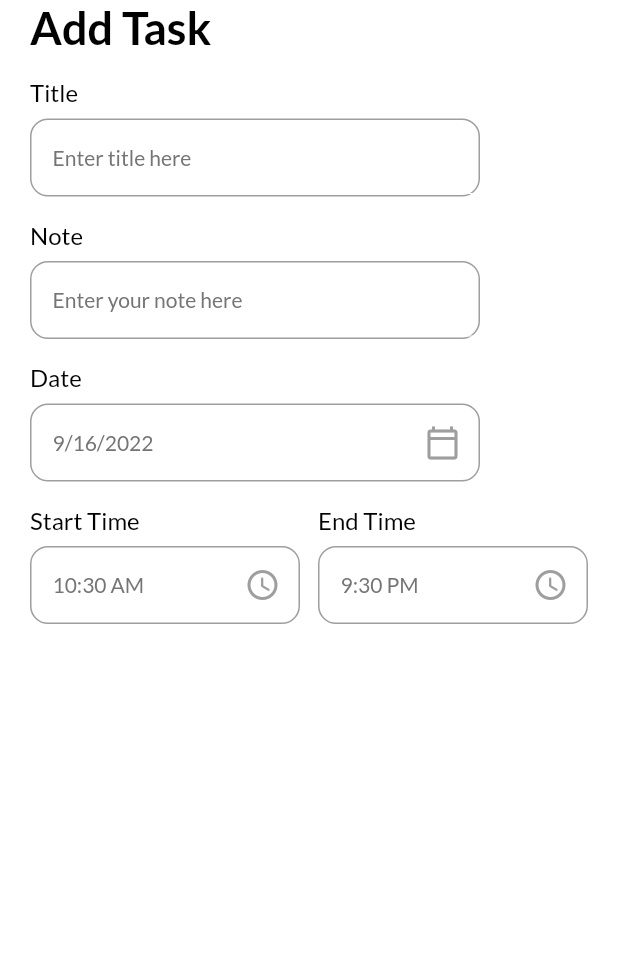
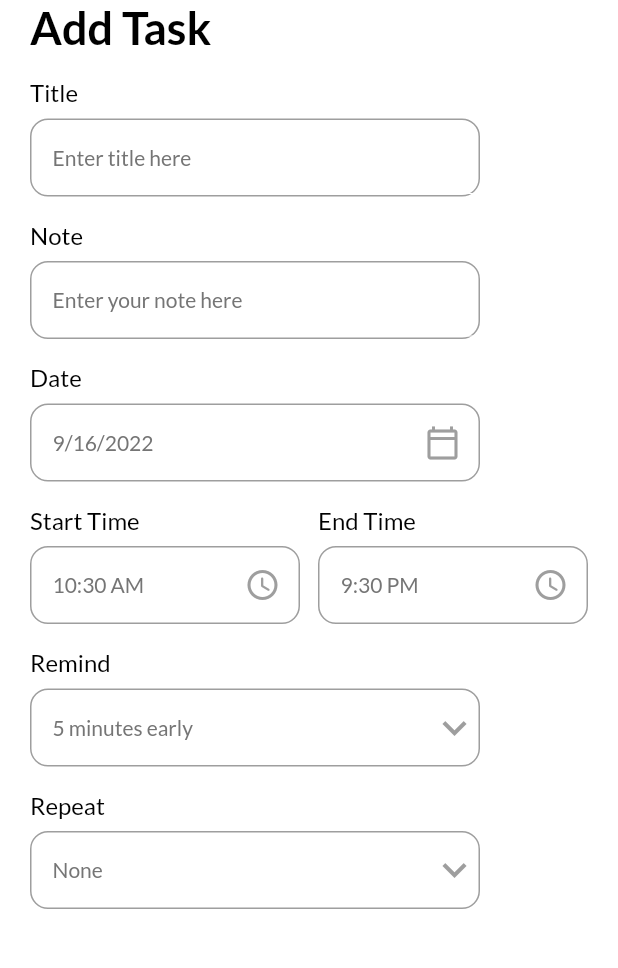
Before and after one commit to Den-JavaAndroid/TaskManager, a Flutter app: the AddTaskPage screen opened directly, on a phone screen of 412 x 824 dp, the part 84-1052 px from its top. Run offline on Flutter 3.47's test engine with Material 2 defaults, Android fonts, the phone set to English and light mode, and no system bars; our stand-ins replace date_picker_timeline, flutter_local_notifications, get, get_storage, google_fonts, timezone; accounts and stored records are empty.

Commit message:
add DropdownButtons for list options

```diff
--- a/lib/ui/add_task_bar.dart
+++ b/lib/ui/add_task_bar.dart
@@ -1,4 +1,3 @@
-import 'package:flutter/cupertino.dart';
 import 'package:flutter/material.dart';
 import 'package:get/get.dart';
 import 'package:intl/intl.dart';
@@ -16,6 +15,10 @@ class _AddTaskPageState extends State<AddTaskPage> {
   DateTime _selectedDate = DateTime.now();
   String _endTime = "9:30 PM";
   String _startTime = DateFormat("hh:mm a").format(DateTime.now()).toString();
+  int _selectedRemind = 5;
+  List<int> remindList = [5, 10, 15, 20, 30];
+  String _selectedRepeat = "None";
+  List<String> repeatList = ["None", "Daily", "Weekly", "Monthly"];
 
   @override
   Widget build(BuildContext context) {
@@ -61,7 +64,7 @@ class _AddTaskPageState extends State<AddTaskPage> {
                         color: Colors.grey,
                       ),
                     )),
-                  SizedBox(
+                    const SizedBox(
                       width: 12,
                     ),
                     Expanded(
@@ -77,12 +80,67 @@ class _AddTaskPageState extends State<AddTaskPage> {
                       ),
                     )),
                   ],
-              )
+                ),
+                MyInputField(
+                  title: "Remind",
+                  hint: "$_selectedRemind minutes early",
+                  widget: DropdownButton(
+                    icon: const Icon(
+                      Icons.keyboard_arrow_down,
+                      color: Colors.grey,
+                    ),
+                    iconSize: 32,
+                    elevation: 4,
+                    style: subTitleStyle,
+                    items:
+                        remindList.map<DropdownMenuItem<String>>((int value) {
+                      return DropdownMenuItem<String>(
+                        value: value.toString(),
+                        child: Text("$value"),
+                      );
+                    }).toList(),
+                    underline: Container(
+                      height: 0,
+                    ),
+                    onChanged: (String? newValue) {
+                      setState(() {
+                        _selectedRemind = int.parse(newValue!);
+                      });
+                    },
+                  ),
+                ),
+                MyInputField(
+                  title: "Repeat",
+                  hint: _selectedRepeat,
+                  widget: DropdownButton(
+                    icon: const Icon(
+                      Icons.keyboard_arrow_down,
+                      color: Colors.grey,
+                    ),
+                    iconSize: 32,
+                    elevation: 4,
+                    style: subTitleStyle,
+                    items: repeatList
+                        .map<DropdownMenuItem<String>>((String value) {
+                      return DropdownMenuItem<String>(
+                        value: value,
+                        child: Text(value, style: const TextStyle(color: Colors.grey)),
+                      );
+                    }).toList(),
+                    underline: Container(
+                      height: 0,
+                    ),
+                    onChanged: (String? newValue) {
+                      setState(() {
+                        _selectedRepeat = newValue!;
+                      });
+                    },
+                  ),
+                ),
               ],
             ),
           ),
-      ),
-    );
+        ));
   }
 
   _appBar(BuildContext context) {
@@ -108,14 +166,14 @@ class _AddTaskPageState extends State<AddTaskPage> {
   }
 
   _getDateFromUser() async {
-    DateTime? _pickerDate = await showDatePicker(
+    DateTime? pickerDate = await showDatePicker(
         context: context,
         initialDate: DateTime.now(),
         firstDate: DateTime(2022),
         lastDate: DateTime(2023));
-    if (_pickerDate != null) {
+    if (pickerDate != null) {
       setState(() {
-        _selectedDate = _pickerDate;
+        _selectedDate = pickerDate;
       });
     } else {
       print("It's null or something wrong");
@@ -124,16 +182,16 @@ class _AddTaskPageState extends State<AddTaskPage> {
 
   _getTimeFromUser({required bool isStartTime}) async {
     var pickedTime = await _showTimePicker();
-    String _formattedTime = pickedTime.format(context);
+    String formattedTime = pickedTime.format(context);
     if (pickedTime == null) {
       print("Time canceled");
     } else if (isStartTime == true) {
       setState(() {
-        _startTime = _formattedTime;
+        _startTime = formattedTime;
       });
     } else if (isStartTime == false) {
       setState(() {
-        _endTime = _formattedTime;
+        _endTime = formattedTime;
       });
     }
   }
```
Lines whose indentation alone changed are shown as unchanged.
